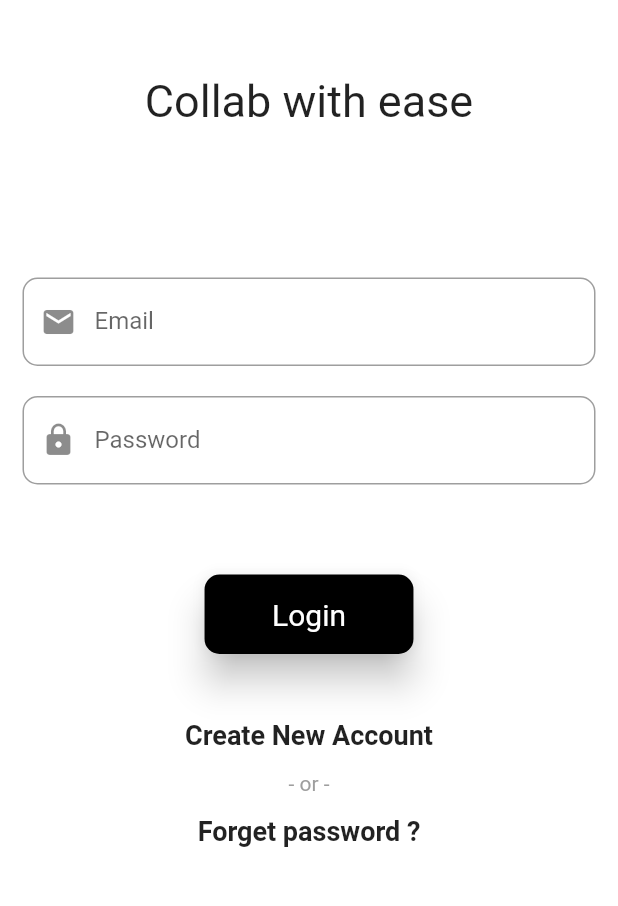
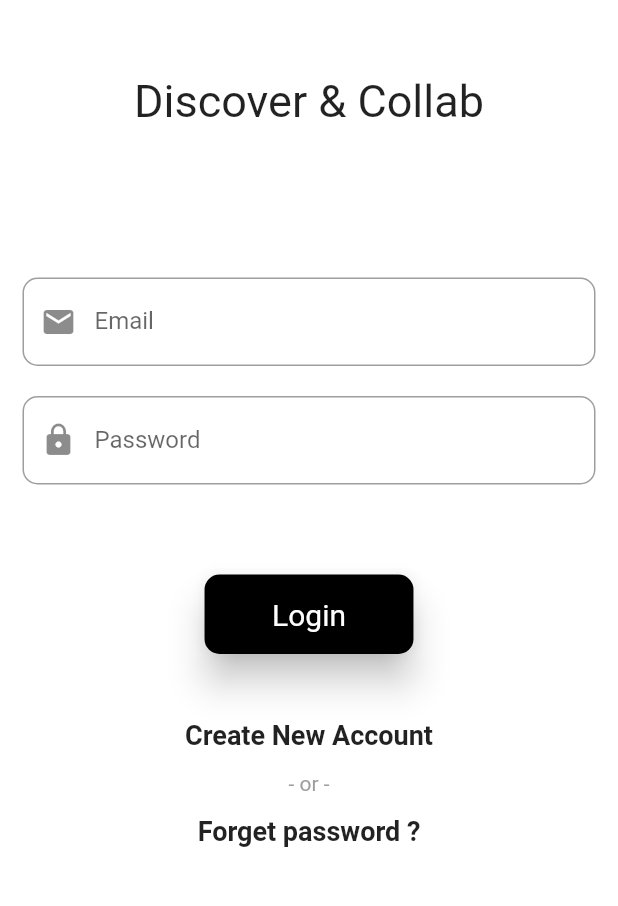
Before and after one commit to 6okul/colapp, a Flutter app: the screen it shows after launch, on a phone screen of 412 x 824 dp, the part 270-1176 px from its top. Run offline on Flutter 3.47's test engine with Material 2 defaults, Android fonts, the phone set to English and light mode, and no system bars; our stand-ins replace cloud_firestore, expandable_text, firebase_auth, firebase_core, firebase_storage, image_cropper and 2 more; accounts and stored records are empty.

Commit message:
edit tagline

```diff
--- a/lib/screens/login/loginScreen.dart
+++ b/lib/screens/login/loginScreen.dart
@@ -22,7 +22,7 @@ class LoginScreen extends StatelessWidget {
               ),
             ),
             Text(
-              "Collab with ease",
+              "Discover & Collab",
               style: TextStyle(fontSize: 30, fontWeight: FontWeight.normal),
             ),
             LoginForm(),
```
